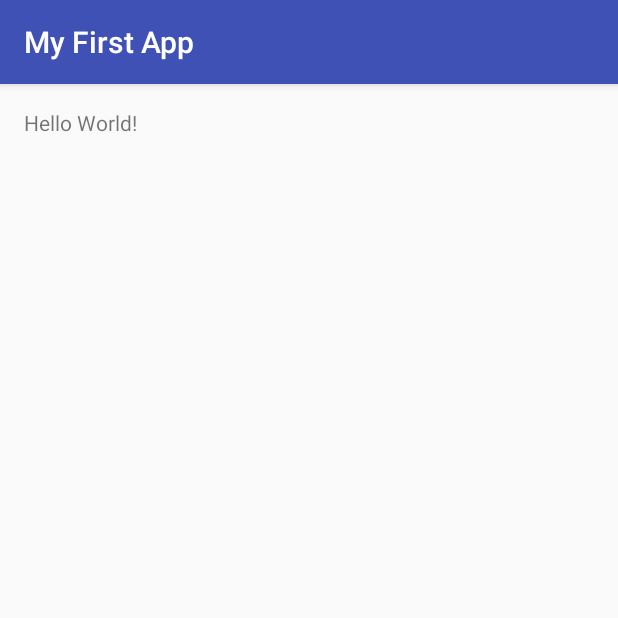
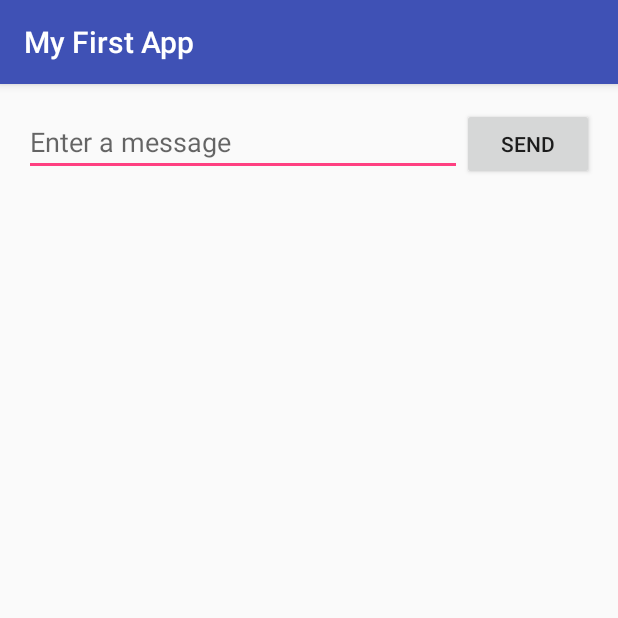
Before and after one commit to UTSA-Reactive-Android-2016/zachrdz, an Android app: the screen it shows after launch (MyActivity), on a phone screen of 412 x 824 dp, the top half of it. Run offline under Robolectric (Android 15) with nearby library versions, the phone set to English and light mode, and no system bars.

Commit message:
Added message sending piece and finished tutorial

```diff
--- a/buildFirstApp/MyApplication/app/build.gradle
+++ b/buildFirstApp/MyApplication/app/build.gradle
@@ -23,4 +23,5 @@ dependencies {
     compile fileTree(dir: 'libs', include: ['*.jar'])
     testCompile 'junit:junit:4.12'
     compile 'com.android.support:appcompat-v7:23.4.0'
+    compile 'com.android.support:design:23.0.1'
 }
--- a/buildFirstApp/MyApplication/app/src/main/res/layout/activity_my.xml
+++ b/buildFirstApp/MyApplication/app/src/main/res/layout/activity_my.xml
@@ -10,8 +10,5 @@
     android:paddingBottom="@dimen/activity_vertical_margin"
     tools:context="com.csandroid.myfirstapp.MyActivity">
 
-    <TextView
-        android:text="Hello World!"
-        android:layout_width="wrap_content"
-        android:layout_height="wrap_content" />
+    <include layout="@layout/content_my" />
 </RelativeLayout>
--- /dev/null
+++ b/buildFirstApp/MyApplication/app/src/main/res/layout/content_my.xml
@@ -0,0 +1,20 @@
+<?xml version="1.0" encoding="utf-8"?>
+<LinearLayout xmlns:android="http://schemas.android.com/apk/res/android"
+    xmlns:app="http://schemas.android.com/apk/res-auto"
+    xmlns:tools="http://schemas.android.com/tools"
+    android:orientation="horizontal"
+    android:layout_width="match_parent"
+    android:layout_height="match_parent"
+    app:layout_behavior="@string/appbar_scrolling_view_behavior"
+    tools:showIn="@layout/activity_my">
+    <EditText android:id="@+id/edit_message"
+        android:layout_weight="1"
+        android:layout_width="0dp"
+        android:layout_height="wrap_content"
+        android:hint="@string/edit_message" />
+    <Button
+        android:layout_width="wrap_content"
+        android:layout_height="wrap_content"
+        android:text="@string/button_send"
+        android:onClick="sendMessage" />
+</LinearLayout>
--- /dev/null
+++ b/buildFirstApp/MyApplication/app/src/main/res/values-v21/styles.xml
@@ -0,0 +1,9 @@
+<resources>
+
+    <style name="AppTheme.NoActionBar">
+        <item name="windowActionBar">false</item>
+        <item name="windowNoTitle">true</item>
+        <item name="android:windowDrawsSystemBarBackgrounds">true</item>
+        <item name="android:statusBarColor">@android:color/transparent</item>
+    </style>
+</resources>
--- a/buildFirstApp/MyApplication/app/src/main/res/values/dimens.xml
+++ b/buildFirstApp/MyApplication/app/src/main/res/values/dimens.xml
@@ -2,4 +2,5 @@
     <!-- Default screen margins, per the Android Design guidelines. -->
     <dimen name="activity_horizontal_margin">16dp</dimen>
     <dimen name="activity_vertical_margin">16dp</dimen>
+    <dimen name="fab_margin">16dp</dimen>
 </resources>
--- a/buildFirstApp/MyApplication/app/src/main/res/values/strings.xml
+++ b/buildFirstApp/MyApplication/app/src/main/res/values/strings.xml
@@ -1,3 +1,7 @@
 <resources>
     <string name="app_name">My First App</string>
+    <string name="edit_message">Enter a message</string>
+    <string name="button_send">Send</string>
+    <string name="action_settings">Settings</string>
+    <string name="title_activity_display_message">My Message</string>
 </resources>
--- a/buildFirstApp/MyApplication/app/src/main/res/values/styles.xml
+++ b/buildFirstApp/MyApplication/app/src/main/res/values/styles.xml
@@ -8,4 +8,13 @@
         <item name="colorAccent">@color/colorAccent</item>
     </style>
 
+    <style name="AppTheme.NoActionBar">
+        <item name="windowActionBar">false</item>
+        <item name="windowNoTitle">true</item>
+    </style>
+
+    <style name="AppTheme.AppBarOverlay" parent="ThemeOverlay.AppCompat.Dark.ActionBar" />
+
+    <style name="AppTheme.PopupOverlay" parent="ThemeOverlay.AppCompat.Light" />
+
 </resources>
```
Also changed, not shown: buildFirstApp/MyApplication/app/src/main/AndroidManifest.xml (+12 -3 lines), buildFirstApp/MyApplication/app/src/main/java/com/csandroid/myfirstapp/DisplayMessageActivity.java (added, +75 -0 lines), buildFirstApp/MyApplication/app/src/main/java/com/csandroid/myfirstapp/MyActivity.java (+15 -0 lines), buildFirstApp/MyApplication/app/src/main/res/layout/activity_display_message.xml (added, +34 -0 lines), buildFirstApp/MyApplication/app/src/main/res/layout/content_display_message.xml (added, +16 -0 lines).
